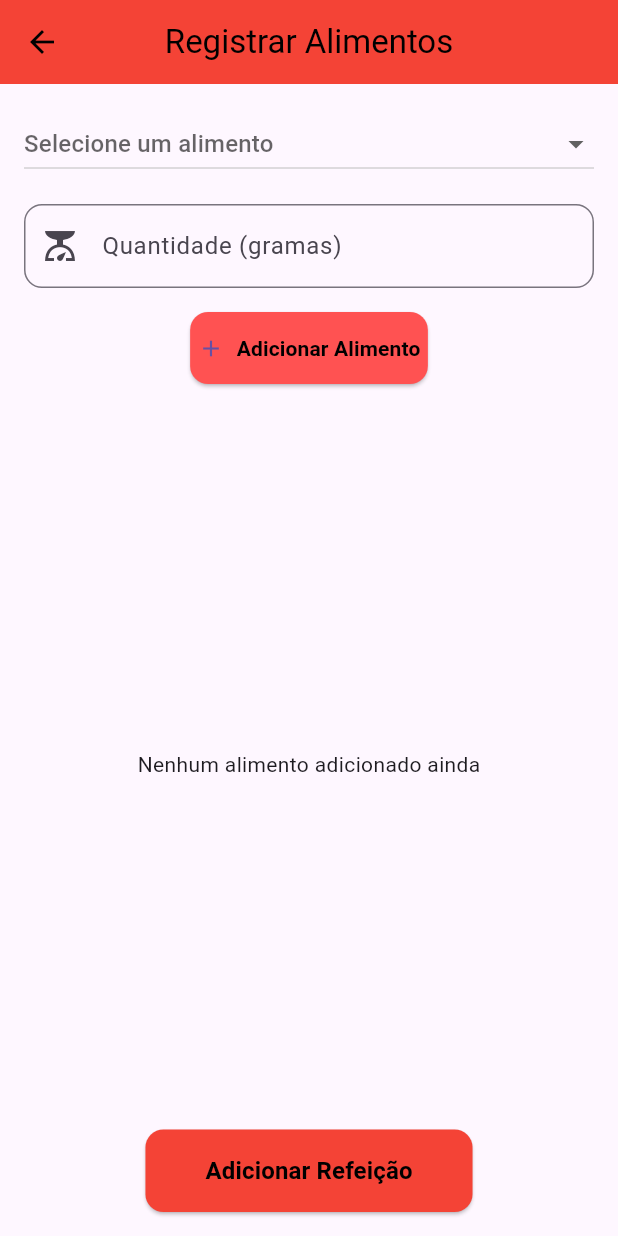
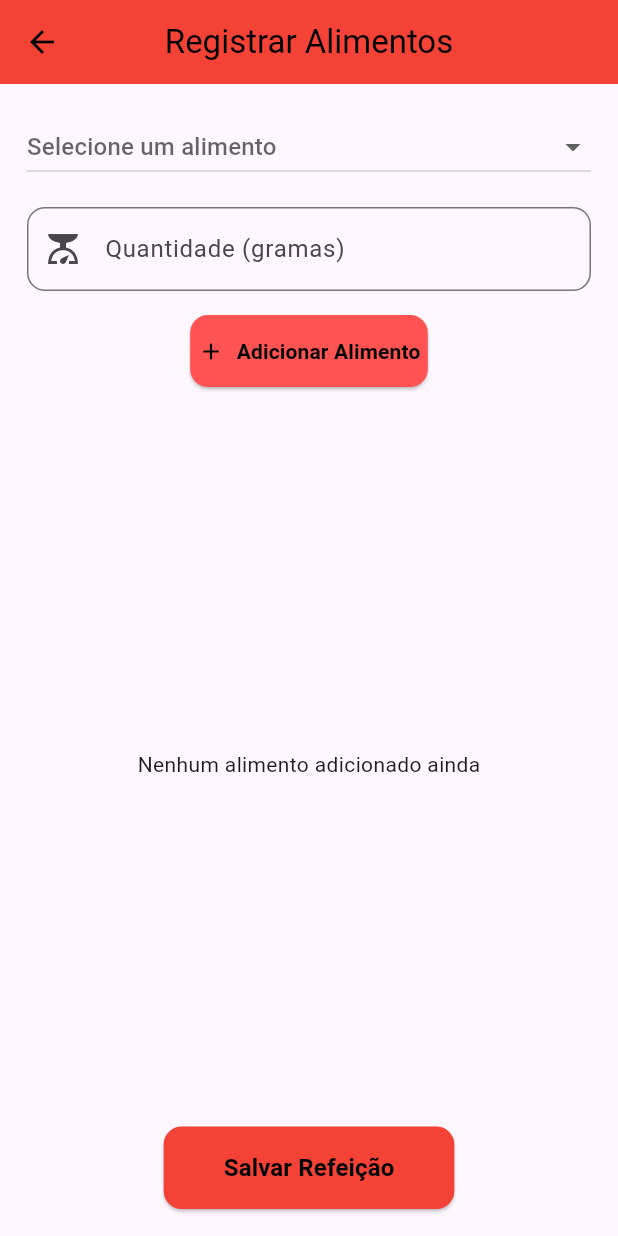
Before and after one commit to Elias-RDC/Fit_Macro-project, a Flutter app: the AdicionarRefeicaoPage screen opened directly, on a phone screen of 412 x 824 dp. Run offline on Flutter 3.47's test engine with Material 3 defaults, Android fonts, the phone set to English and light mode, and no system bars; our stand-ins replace google_fonts, percent_indicator.

Commit message:
registrar_alimento.dart

```diff
--- a/lib/registrar_alimento.dart
+++ b/lib/registrar_alimento.dart
@@ -143,7 +143,7 @@ class _AdicionarRefeicaoPageState extends State<AdicionarRefeicaoPage> {
         centerTitle: true,
       ),
       body: Padding(
-        padding: const EdgeInsets.all(16.0),
+        padding: const EdgeInsets.all(18.0),
         child: alimentos.isEmpty
             ? const Center(child: CircularProgressIndicator())
             : Column(
@@ -186,10 +186,11 @@ class _AdicionarRefeicaoPageState extends State<AdicionarRefeicaoPage> {
                       ),
                     ),
                     onPressed: adicionarAlimento,
-                    icon: const Icon(Icons.add),
+                    icon: const Icon(Icons.add, color:Colors.black),
                     label: const Text(
                       'Adicionar Alimento',
                       style: TextStyle(color: Colors.black, fontWeight: FontWeight.bold),
+
                     ),
                   ),
                   const SizedBox(height: 20),
@@ -230,7 +231,7 @@ class _AdicionarRefeicaoPageState extends State<AdicionarRefeicaoPage> {
                     ),
                     onPressed: calcularTotais,
                     child: const Text(
-                      'Adicionar Refeição',
+                      'Salvar Refeição',
                       style: TextStyle(fontSize: 16, fontWeight: FontWeight.bold, color: Colors.black),
                     ),
                   ),
```
